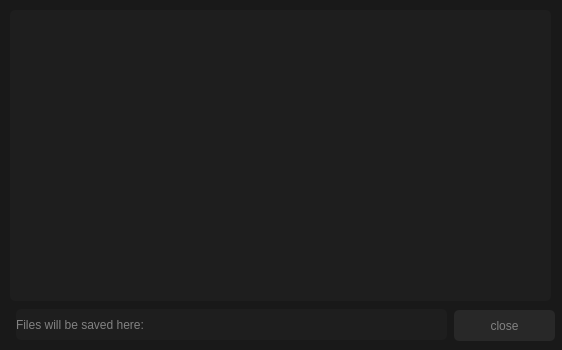
Qt form serverUI.ui (HappyAcidRain/SocketThing) before a commit.
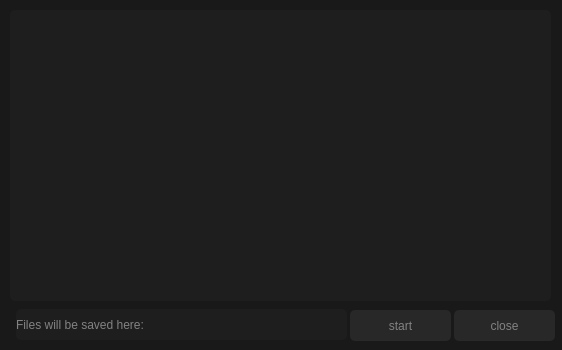
The same form after that commit.

What changed in the file:
```diff
--- a/serverUI.ui
+++ b/serverUI.ui
@@ -79,7 +79,7 @@
      <rect>
       <x>16</x>
       <y>309</y>
-      <width>431</width>
+      <width>331</width>
       <height>31</height>
      </rect>
     </property>
@@ -110,6 +110,19 @@
      </rect>
     </property>
    </widget>
+   <widget class="QPushButton" name="btn_start">
+    <property name="geometry">
+     <rect>
+      <x>350</x>
+      <y>310</y>
+      <width>101</width>
+      <height>31</height>
+     </rect>
+    </property>
+    <property name="text">
+     <string>start</string>
+    </property>
+   </widget>
   </widget>
  </widget>
  <resources/>
```
